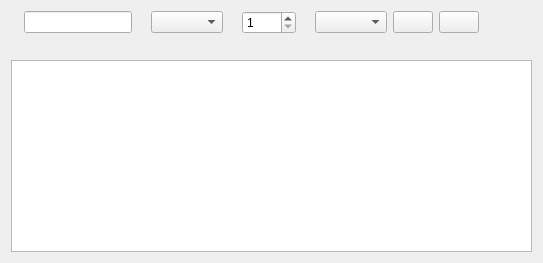
First picture: the form in brokery_gui/ui/kline_stream_page.ui, repository frankiecsy-lab/broker-mixer, before the edit.
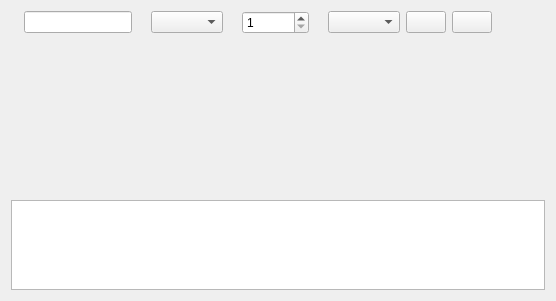
Second picture: the form after the edit.

Diff of the .ui file:
```diff
--- a/brokery_gui/ui/kline_stream_page.ui
+++ b/brokery_gui/ui/kline_stream_page.ui
@@ -26,7 +26,7 @@
         <number>1</number>
        </property>
        <property name="maximum">
-        <number>1000</number>
+        <number>100000</number>
        </property>
       </widget>
      </item>
@@ -67,8 +67,33 @@
      </property>
     </widget>
    </item>
+   <item>
+    <widget class="QWidget" name="chartBox">
+     <property name="sizePolicy">
+      <sizepolicy hsizetype="Expanding" vsizetype="Expanding">
+       <horstretch>0</horstretch>
+       <verstretch>3</verstretch>
+      </sizepolicy>
+     </property>
+     <layout class="QVBoxLayout" name="chartLayout">
+      <item>
+       <widget class="QLabel" name="chartNoteLabel">
+        <property name="wordWrap">
+         <bool>true</bool>
+        </property>
+       </widget>
+      </item>
+     </layout>
+    </widget>
+   </item>
    <item>
     <widget class="QTableWidget" name="klineTable">
+     <property name="sizePolicy">
+      <sizepolicy hsizetype="Expanding" vsizetype="Expanding">
+       <horstretch>0</horstretch>
+       <verstretch>2</verstretch>
+      </sizepolicy>
+     </property>
      <property name="editTriggers">
       <set>QAbstractItemView::NoEditTriggers</set>
      </property>
```
